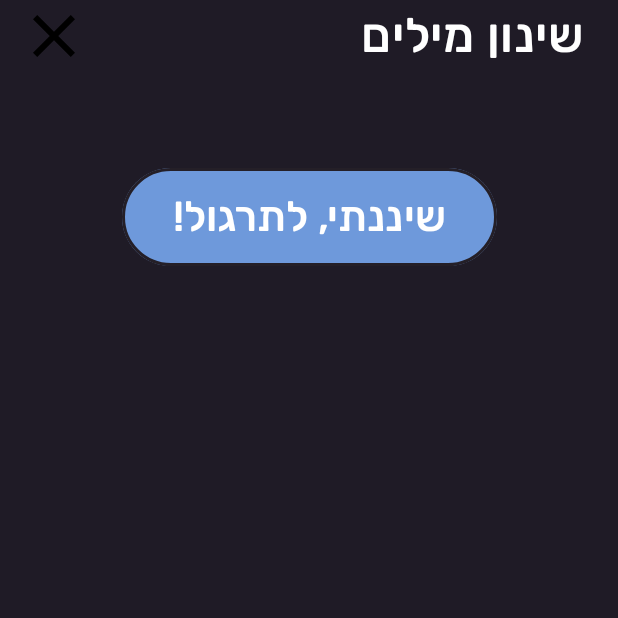
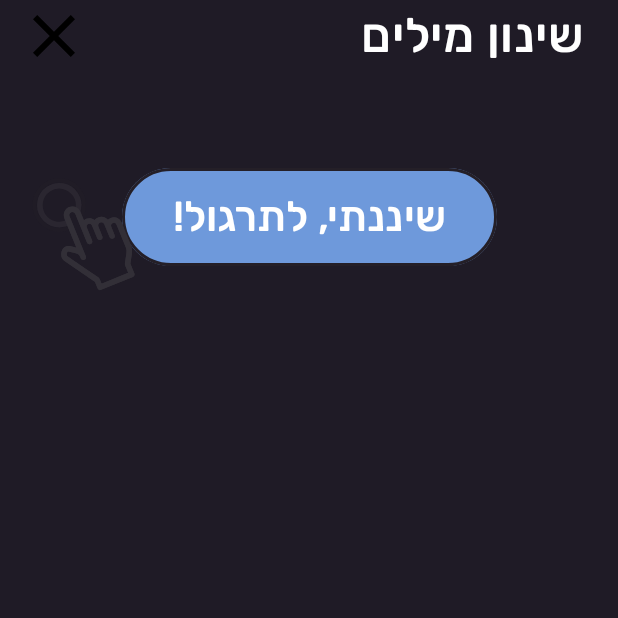
Before and after one commit to rakrakon/better-quizlet, an Android app built with Jetpack Compose: the composable MemorizationScreen called with empty values, on a phone screen of 412 x 824 dp, the top half of it. Run offline under Robolectric (Android 15) with nearby library versions, the phone set to English and light mode, and no system bars.

Commit message:
Add click hint animation in MemorizationScreen

```diff
--- a/app/app/src/main/java/com/rakra/wordsprint/screens/MemorizationScreen.kt
+++ b/app/app/src/main/java/com/rakra/wordsprint/screens/MemorizationScreen.kt
@@ -49,6 +49,8 @@ import androidx.compose.ui.unit.dp
 import androidx.compose.ui.unit.sp
 import androidx.navigation.NavHostController
 import com.rakra.wordsprint.animations.ClickHint
+import com.rakra.wordsprint.animations.SwipeLeftHint
+import com.rakra.wordsprint.animations.SwipeRightHint
 import com.rakra.wordsprint.data.wordsDatabase.WordEntry
 import com.rakra.wordsprint.ui.theme.BACKGROUND_COLOR
 import com.rakra.wordsprint.ui.theme.BUTTON_CONTENT_COLOR
@@ -66,13 +68,6 @@ fun MemorizationScreen(
     var showHints by remember { mutableStateOf(true) }
 
     Box(modifier = Modifier.fillMaxSize()) {
-        ClickHint(
-            modifier = Modifier
-                .align(Alignment.TopCenter)
-                .size(120.dp)
-                .padding(top = 16.dp)
-        )
-
         Column(
             modifier = Modifier
                 .fillMaxSize()
@@ -187,6 +182,21 @@ fun MemorizationScreen(
             }
         }
 
-
+        if (showHints) {
+            Column(
+                modifier = Modifier
+                    .align(Alignment.TopStart)
+                    .padding(start = 8.dp, top = 108.dp),
+                verticalArrangement = Arrangement.spacedBy((-32).dp),
+                horizontalAlignment = Alignment.Start
+            ) {
+                Box(
+                    modifier = Modifier
+                        .size(100.dp)
+                ) {
+                    ClickHint()
+                }
+            }
+        }
     }
 }
```
